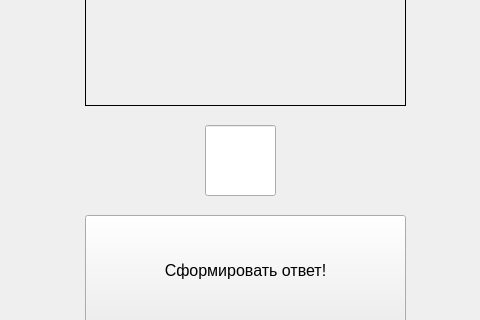
The window that UI/answer.ui (buzzyfrog/randomizerQt) describes before a commit, drawn with Qt 5; both pictures show x 175 to 655 and y 295 to 615 of the 870 by 734 pixel window.
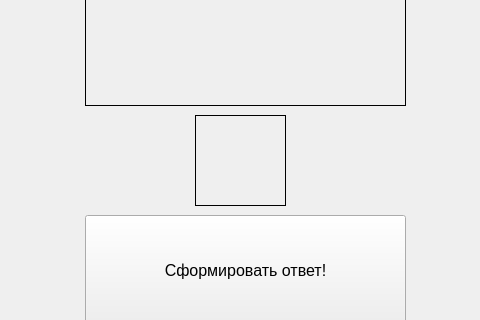
The same window after the commit. Icons and pictures are not drawn.

Diff of the .ui file:
```diff
--- a/UI/answer.ui
+++ b/UI/answer.ui
@@ -50,24 +50,6 @@
     <bool>true</bool>
    </property>
   </widget>
-  <widget class="QLineEdit" name="Output_2">
-   <property name="geometry">
-    <rect>
-     <x>380</x>
-     <y>420</y>
-     <width>71</width>
-     <height>71</height>
-    </rect>
-   </property>
-   <property name="font">
-    <font>
-     <pointsize>18</pointsize>
-    </font>
-   </property>
-   <property name="text">
-    <string/>
-   </property>
-  </widget>
   <widget class="QPushButton" name="CreateAnswer_2">
    <property name="geometry">
     <rect>
@@ -86,6 +68,29 @@
     <string>Сформировать ответ!</string>
    </property>
   </widget>
+  <widget class="QLabel" name="Output_2">
+   <property name="geometry">
+    <rect>
+     <x>370</x>
+     <y>410</y>
+     <width>91</width>
+     <height>91</height>
+    </rect>
+   </property>
+   <property name="font">
+    <font>
+     <pointsize>16</pointsize>
+    </font>
+   </property>
+   <property name="styleSheet">
+    <string notr="true">QLabel{
+border: 1px solid #000000
+}</string>
+   </property>
+   <property name="text">
+    <string/>
+   </property>
+  </widget>
  </widget>
  <resources/>
  <connections/>
```
